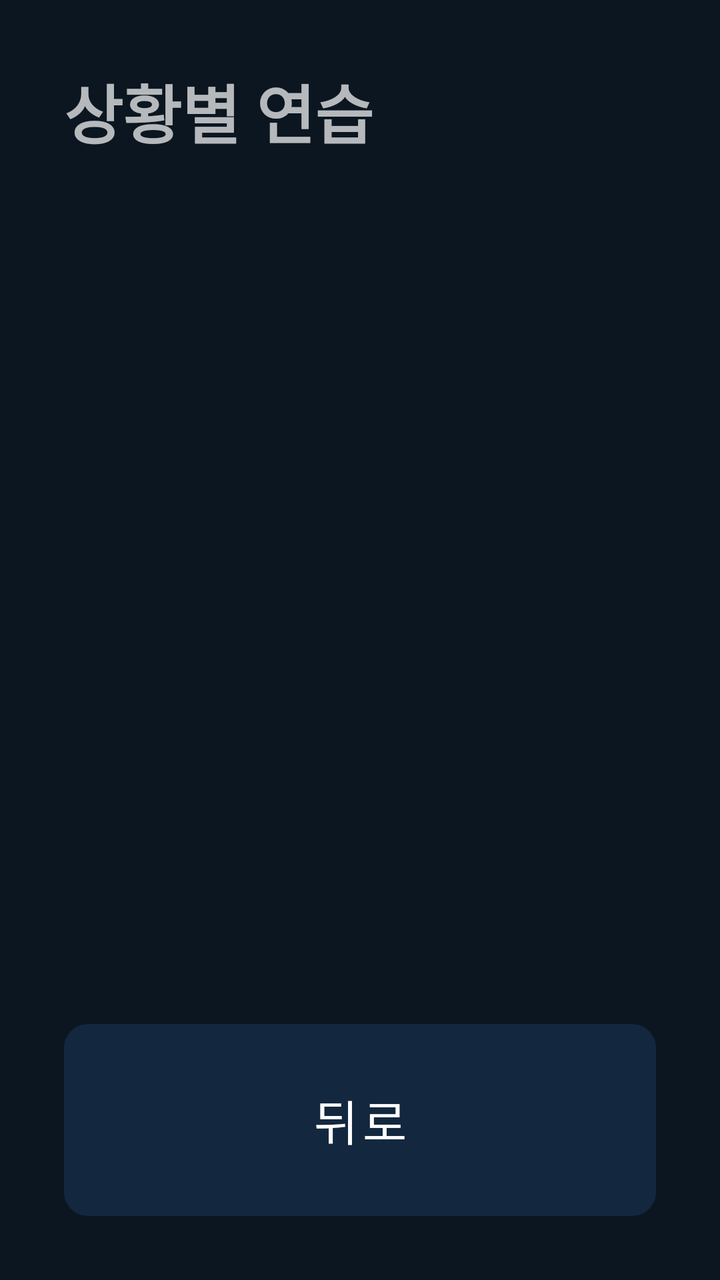
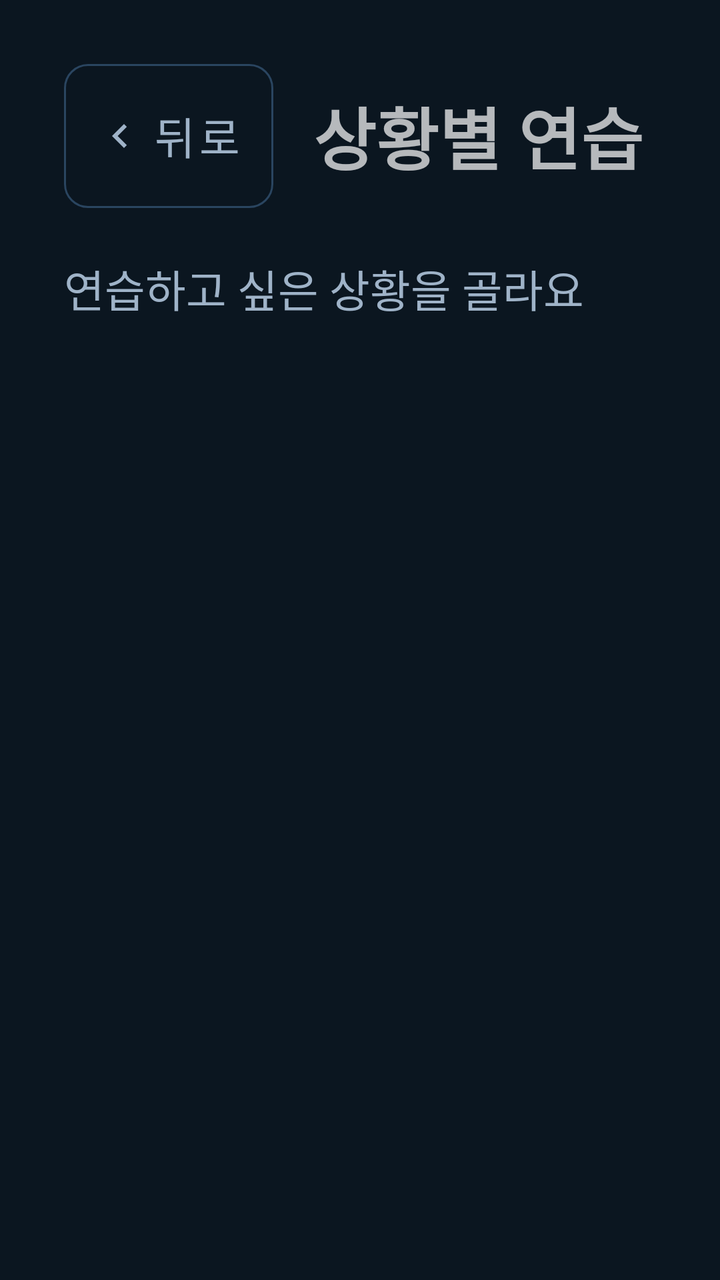

Before-and-after screenshots of an Android layout around one commit, followed by the original layout XML and the change that was made.
<!-- AndroidManifest.xml: application theme Theme.Jeonunbochocar -->
<!-- res/layout/screen_element.xml -->
<?xml version="1.0" encoding="utf-8"?>
<LinearLayout xmlns:android="http://schemas.android.com/apk/res/android"
    android:layout_width="match_parent"
    android:layout_height="match_parent"
    android:orientation="vertical"
    android:padding="32dp">

    <TextView
        android:layout_width="wrap_content"
        android:layout_height="wrap_content"
        android:layout_marginBottom="16dp"
        android:text="상황별 연습"
        android:textSize="32sp"
        android:textStyle="bold" />

    <ScrollView
        android:layout_width="match_parent"
        android:layout_height="0dp"
        android:layout_weight="1">

        <LinearLayout
            android:id="@+id/elementList"
            android:layout_width="match_parent"
            android:layout_height="wrap_content"
            android:orientation="vertical" />
    </ScrollView>

    <Button
        android:id="@+id/btnBack"
        android:layout_width="match_parent"
        android:layout_height="96dp"
        android:layout_marginTop="16dp"
        android:text="뒤로"
        android:textSize="24sp" />
</LinearLayout>
<!-- resources referenced by this layout -->
<resources>
  <style name="Theme.Jeonunbochocar" parent="Theme.MaterialComponents.NoActionBar">
          <item name="colorPrimary">@color/jb_accent</item>
          <item name="colorPrimaryVariant">@color/jb_navy</item>
          <item name="colorOnPrimary">@color/jb_background</item>
          <item name="colorSecondary">@color/jb_accent</item>
          <item name="colorOnSecondary">@color/jb_background</item>
          <item name="android:windowBackground">@color/jb_background</item>
          <item name="android:statusBarColor">@color/jb_background</item>
          <item name="materialButtonStyle">@style/Jb.Button</item>
      </style>
  <color name="jb_accent">#00AAD2</color>
  <color name="jb_navy">#002C5F</color>
  <color name="jb_background">#0B1620</color>
  <style name="Jb.Button" parent="Widget.MaterialComponents.Button.UnelevatedButton">
          <item name="backgroundTint">@color/jb_card</item>
          <item name="android:textColor">@color/white</item>
          <item name="android:textSize">24sp</item>
          <item name="cornerRadius">12dp</item>
          <item name="android:insetTop">0dp</item>
          <item name="android:insetBottom">0dp</item>
      </style>
  <color name="jb_card">#13283F</color>
  <color name="white">#FFFFFFFF</color>
</resources>

<!-- the commit's change to res/layout/screen_element.xml (unified diff, before → after) -->
@@ -1,35 +1,53 @@
 <?xml version="1.0" encoding="utf-8"?>
 <LinearLayout xmlns:android="http://schemas.android.com/apk/res/android"
+    xmlns:app="http://schemas.android.com/apk/res-auto"
     android:layout_width="match_parent"
     android:layout_height="match_parent"
     android:orientation="vertical"
     android:padding="32dp">
 
-    <TextView
-        android:layout_width="wrap_content"
+    <LinearLayout
+        android:layout_width="match_parent"
         android:layout_height="wrap_content"
-        android:layout_marginBottom="16dp"
-        android:text="상황별 연습"
-        android:textSize="32sp"
-        android:textStyle="bold" />
+        android:gravity="center_vertical"
+        android:orientation="horizontal">
+
+        <Button
+            android:id="@+id/btnBack"
+            style="@style/Jb.Button.Back"
+            android:layout_width="wrap_content"
+            android:layout_height="72dp"
+            android:layout_marginEnd="20dp"
+            android:text="뒤로" />
+
+        <TextView
+            android:layout_width="wrap_content"
+            android:layout_height="wrap_content"
+            android:text="상황별 연습"
+            android:textSize="34sp"
+            android:textStyle="bold" />
+    </LinearLayout>
 
     <ScrollView
         android:layout_width="match_parent"
         android:layout_height="0dp"
+        android:layout_marginTop="24dp"
         android:layout_weight="1">
 
         <LinearLayout
-            android:id="@+id/elementList"
+            android:id="@+id/screenContent"
             android:layout_width="match_parent"
             android:layout_height="wrap_content"
-            android:orientation="vertical" />
+            android:orientation="vertical">
+
+                <TextView
+                    android:layout_width="wrap_content"
+                    android:layout_height="wrap_content"
+                    android:layout_marginTop="0dp"
+                    android:text="연습하고 싶은 상황을 골라요"
+                    android:textColor="@color/jb_text_secondary"
+                    android:textSize="22sp" />
+        </LinearLayout>
     </ScrollView>
 
-    <Button
-        android:id="@+id/btnBack"
-        android:layout_width="match_parent"
-        android:layout_height="96dp"
-        android:layout_marginTop="16dp"
-        android:text="뒤로"
-        android:textSize="24sp" />
 </LinearLayout>
<!-- resource entries referenced after the edit -->
@@ -1,5 +1,17 @@
 <!-- resources referenced by this layout -->
 <resources>
+  <color name="jb_text_secondary">#9FB3C8</color>
+  <style name="Jb.Button.Back" parent="Widget.MaterialComponents.Button.OutlinedButton">
+          <item name="strokeColor">@color/jb_outline</item>
+          <item name="android:textColor">@color/jb_text_secondary</item>
+          <item name="android:textSize">22sp</item>
+          <item name="cornerRadius">12dp</item>
+          <item name="icon">@drawable/ic_chevron_left</item>
+          <item name="iconTint">@color/jb_text_secondary</item>
+          <item name="android:minHeight">72dp</item>
+          <item name="android:insetTop">0dp</item>
+          <item name="android:insetBottom">0dp</item>
+      </style>
   <style name="Theme.Jeonunbochocar" parent="Theme.MaterialComponents.NoActionBar">
           <item name="colorPrimary">@color/jb_accent</item>
           <item name="colorPrimaryVariant">@color/jb_navy</item>
@@ -10,6 +22,18 @@
           <item name="android:statusBarColor">@color/jb_background</item>
           <item name="materialButtonStyle">@style/Jb.Button</item>
       </style>
+  <color name="jb_outline">#2A4560</color>
+  <!-- drawable ic_chevron_left (drawable) -->
+  <?xml version="1.0" encoding="utf-8"?>
+  <vector xmlns:android="http://schemas.android.com/apk/res/android"
+      android:width="24dp"
+      android:height="24dp"
+      android:viewportWidth="24"
+      android:viewportHeight="24">
+      <path
+          android:fillColor="#FFFFFFFF"
+          android:pathData="M15.41,7.41L14,6l-6,6 6,6 1.41,-1.41L10.83,12z" />
+  </vector>
   <color name="jb_accent">#00AAD2</color>
   <color name="jb_navy">#002C5F</color>
   <color name="jb_background">#0B1620</color>
